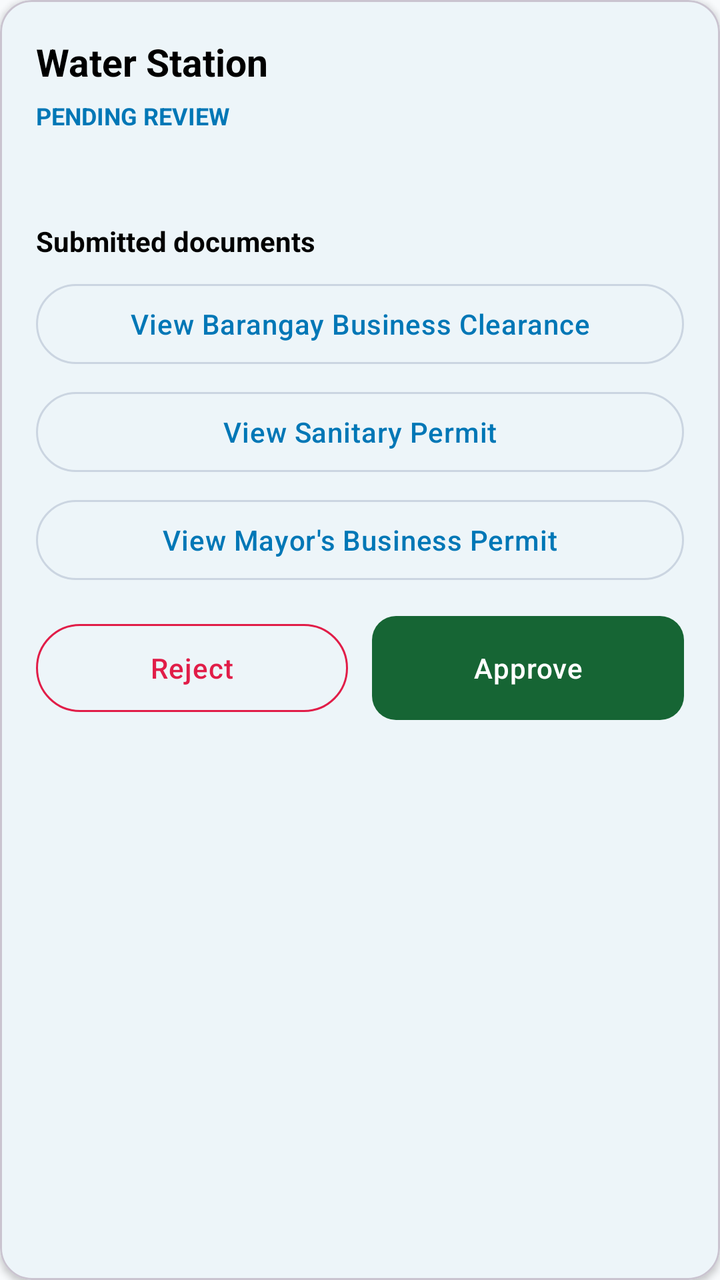
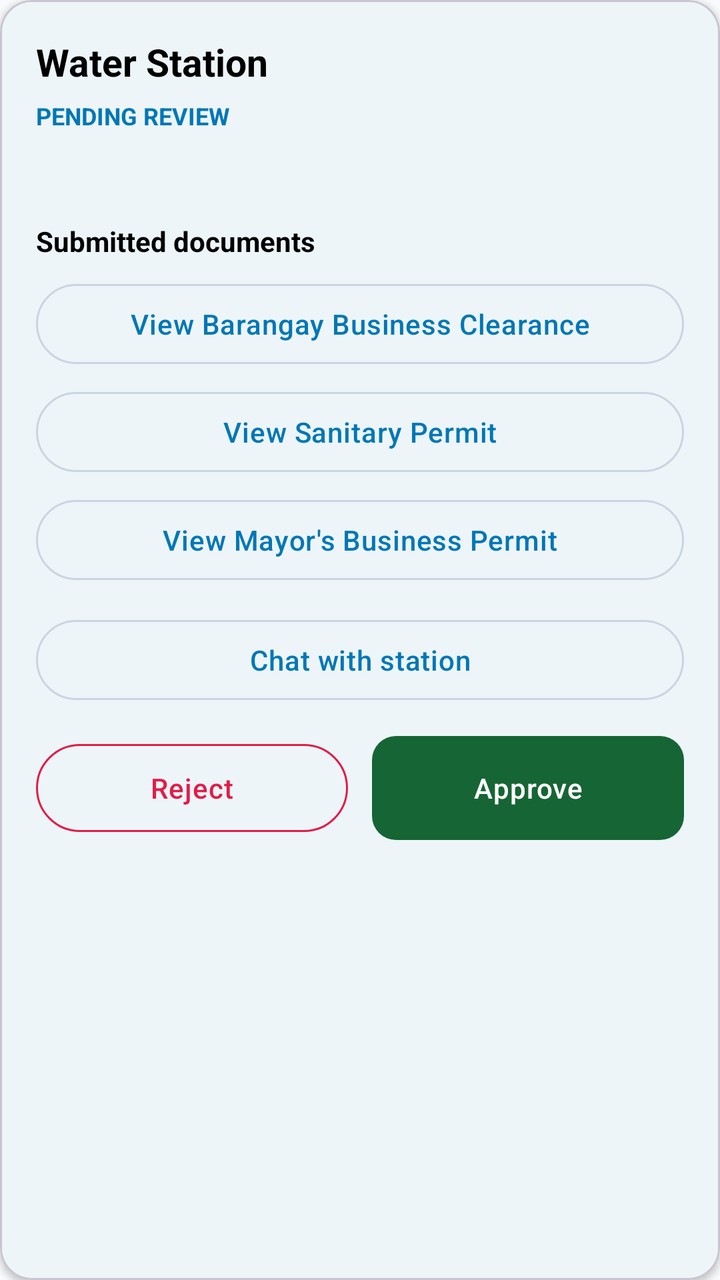

Before-and-after screenshots of an Android layout around one commit, followed by the original layout XML and the change that was made.
<!-- AndroidManifest.xml: application theme Theme.BeAqua -->
<!-- res/layout/item_kyc_application.xml -->
<?xml version="1.0" encoding="utf-8"?>
<com.google.android.material.card.MaterialCardView xmlns:android="http://schemas.android.com/apk/res/android"
    xmlns:app="http://schemas.android.com/apk/res-auto"
    android:layout_width="match_parent"
    android:layout_height="wrap_content"
    android:layout_marginTop="12dp"
    app:cardBackgroundColor="@color/white"
    app:cardCornerRadius="16dp"
    app:cardElevation="2dp">

    <LinearLayout
        android:layout_width="match_parent"
        android:layout_height="wrap_content"
        android:orientation="vertical"
        android:padding="18dp">

        <TextView
            android:id="@+id/tvKycStationName"
            android:layout_width="match_parent"
            android:layout_height="wrap_content"
            android:text="Water Station"
            android:textColor="@color/text_primary"
            android:textSize="19sp"
            android:textStyle="bold" />

        <TextView
            android:id="@+id/tvKycStatus"
            android:layout_width="wrap_content"
            android:layout_height="wrap_content"
            android:layout_marginTop="6dp"
            android:text="PENDING REVIEW"
            android:textColor="@color/primary"
            android:textSize="12sp"
            android:textStyle="bold" />

        <TextView
            android:id="@+id/tvKycApplicantDetails"
            android:layout_width="match_parent"
            android:layout_height="wrap_content"
            android:layout_marginTop="10dp"
            android:textColor="@color/text_secondary"
            android:textSize="14sp" />

        <TextView
            android:layout_width="wrap_content"
            android:layout_height="wrap_content"
            android:layout_marginTop="16dp"
            android:text="Submitted documents"
            android:textColor="@color/text_primary"
            android:textStyle="bold" />

        <com.google.android.material.button.MaterialButton
            android:id="@+id/btnViewBarangayClearance"
            style="@style/Widget.Material3.Button.OutlinedButton"
            android:layout_width="match_parent"
            android:layout_height="48dp"
            android:layout_marginTop="8dp"
            android:text="View Barangay Business Clearance"
            android:textColor="@color/primary" />

        <com.google.android.material.button.MaterialButton
            android:id="@+id/btnViewSanitaryPermit"
            style="@style/Widget.Material3.Button.OutlinedButton"
            android:layout_width="match_parent"
            android:layout_height="48dp"
            android:layout_marginTop="6dp"
            android:text="View Sanitary Permit"
            android:textColor="@color/primary" />

        <com.google.android.material.button.MaterialButton
            android:id="@+id/btnViewMayorsPermit"
            style="@style/Widget.Material3.Button.OutlinedButton"
            android:layout_width="match_parent"
            android:layout_height="48dp"
            android:layout_marginTop="6dp"
            android:text="View Mayor's Business Permit"
            android:textColor="@color/primary" />

        <LinearLayout
            android:layout_width="match_parent"
            android:layout_height="wrap_content"
            android:layout_marginTop="14dp"
            android:orientation="horizontal">

            <com.google.android.material.button.MaterialButton
                android:id="@+id/btnRejectKyc"
                style="@style/Widget.Material3.Button.OutlinedButton"
                android:layout_width="0dp"
                android:layout_height="52dp"
                android:layout_marginEnd="6dp"
                android:layout_weight="1"
                android:text="Reject"
                android:textColor="@color/error"
                app:strokeColor="@color/error" />

            <com.google.android.material.button.MaterialButton
                android:id="@+id/btnApproveKyc"
                android:layout_width="0dp"
                android:layout_height="52dp"
                android:layout_marginStart="6dp"
                android:layout_weight="1"
                android:text="Approve"
                app:backgroundTint="@color/success" />
        </LinearLayout>

    </LinearLayout>

</com.google.android.material.card.MaterialCardView>
<!-- resources referenced by this layout -->
<resources>
  <color name="error">#E11D48</color>
  <color name="primary">#0077B6</color>
  <color name="success">#166534</color>
  <color name="text_primary">#000000</color>
  <color name="text_secondary">#334155</color>
  <color name="white">#FFFFFF</color>
  <style name="Theme.BeAqua" parent="Base.Theme.BeAqua" />
  <style name="Base.Theme.BeAqua" parent="Theme.Material3.DayNight.NoActionBar">
          
          <item name="colorPrimary">@color/primary</item>
          <item name="colorOnPrimary">@color/white</item>
          <item name="colorPrimaryContainer">@color/primary</item>
          <item name="colorOnPrimaryContainer">@color/white</item>
  
          
          <item name="colorSecondary">@color/secondary</item>
          <item name="colorOnSecondary">@color/white</item>
          <item name="colorSecondaryContainer">@color/secondary</item>
          <item name="colorOnSecondaryContainer">@color/white</item>
  
          
          <item name="colorTertiary">@color/accent</item>
          <item name="colorOnTertiary">@color/white</item>
          <item name="colorTertiaryContainer">@color/accent</item>
          <item name="colorOnTertiaryContainer">@color/white</item>
  
          
          <item name="android:statusBarColor">@color/white</item>
          <item name="android:windowLightStatusBar">true</item>
  
          
          <item name="android:windowBackground">@color/background</item>
          <item name="colorSurface">@color/white</item>
          <item name="colorOnSurface">@color/text_primary</item>
          <item name="colorSurfaceVariant">@color/gray_light</item>
          <item name="colorOnSurfaceVariant">@color/text_secondary</item>
          <item name="colorOutline">@color/divider</item>
  
          
          <item name="android:textColor">@color/text_primary</item>
          <item name="android:textColorHint">@color/text_hint</item>
          <item name="android:editTextColor">@color/text_primary</item>
          <item name="android:textColorPrimary">@color/text_primary</item>
  
          
          <item name="materialButtonStyle">@style/AppButton</item>
          <item name="textInputStyle">@style/AppTextInputLayout</item>
      </style>
  <color name="secondary">#0096C7</color>
  <color name="accent">#48CAE4</color>
  <color name="background">#F8FAFC</color>
  <color name="gray_light">#F1F5F9</color>
  <color name="divider">#CBD5E1</color>
  <color name="text_hint">#64748B</color>
  <style name="AppButton" parent="Widget.Material3.Button">
          <item name="android:insetTop">0dp</item>
          <item name="android:insetBottom">0dp</item>
          <item name="android:textAllCaps">false</item>
          <item name="android:letterSpacing">0.02</item>
          <item name="android:paddingTop">12dp</item>
          <item name="android:paddingBottom">12dp</item>
          <item name="cornerRadius">12dp</item>
          <item name="backgroundTint">@color/primary</item>
          <item name="android:textColor">@color/white</item>
      </style>
  <style name="AppTextInputLayout" parent="Widget.Material3.TextInputLayout.OutlinedBox">
          <item name="boxCornerRadiusTopStart">12dp</item>
          <item name="boxCornerRadiusTopEnd">12dp</item>
          <item name="boxCornerRadiusBottomStart">12dp</item>
          <item name="boxCornerRadiusBottomEnd">12dp</item>
          <item name="boxStrokeColor">@color/primary</item>
          <item name="hintTextColor">@color/text_secondary</item>
          <item name="android:textColorHint">@color/text_hint</item>
          <item name="boxBackgroundColor">@color/white</item>
      </style>
</resources>

<!-- the commit's change to res/layout/item_kyc_application.xml (unified diff, before → after) -->
@@ -76,6 +76,15 @@
             android:text="View Mayor's Business Permit"
             android:textColor="@color/primary" />
 
+        <com.google.android.material.button.MaterialButton
+            android:id="@+id/btnChatApplicant"
+            style="@style/Widget.Material3.Button.OutlinedButton"
+            android:layout_width="match_parent"
+            android:layout_height="48dp"
+            android:layout_marginTop="12dp"
+            android:text="Chat with station"
+            android:textColor="@color/primary" />
+
         <LinearLayout
             android:layout_width="match_parent"
             android:layout_height="wrap_content"
<!-- resource entries referenced after the edit -->
@@ -7,7 +7,9 @@
   <color name="text_secondary">#334155</color>
   <color name="white">#FFFFFF</color>
   <style name="Theme.BeAqua" parent="Base.Theme.BeAqua" />
-  <style name="Base.Theme.BeAqua" parent="Theme.Material3.DayNight.NoActionBar">
+  <style name="Base.Theme.BeAqua" parent="Theme.Material3.Light.NoActionBar">
+          
+          <item name="android:forceDarkAllowed">false</item>
           
           <item name="colorPrimary">@color/primary</item>
           <item name="colorOnPrimary">@color/white</item>
@@ -42,6 +44,8 @@
           <item name="android:textColor">@color/text_primary</item>
           <item name="android:textColorHint">@color/text_hint</item>
           <item name="android:editTextColor">@color/text_primary</item>
+          <item name="android:editTextStyle">@style/AppEditText</item>
+          <item name="editTextStyle">@style/AppEditText</item>
           <item name="android:textColorPrimary">@color/text_primary</item>
   
           
@@ -54,6 +58,10 @@
   <color name="gray_light">#F1F5F9</color>
   <color name="divider">#CBD5E1</color>
   <color name="text_hint">#64748B</color>
+  <style name="AppEditText" parent="Widget.AppCompat.EditText">
+          <item name="android:textColor">@color/black</item>
+          <item name="android:textColorHint">@color/text_hint</item>
+      </style>
   <style name="AppButton" parent="Widget.Material3.Button">
           <item name="android:insetTop">0dp</item>
           <item name="android:insetBottom">0dp</item>
@@ -75,5 +83,6 @@
           <item name="android:textColorHint">@color/text_hint</item>
           <item name="boxBackgroundColor">@color/white</item>
       </style>
+  <color name="black">#000000</color>
 </resources>
 
